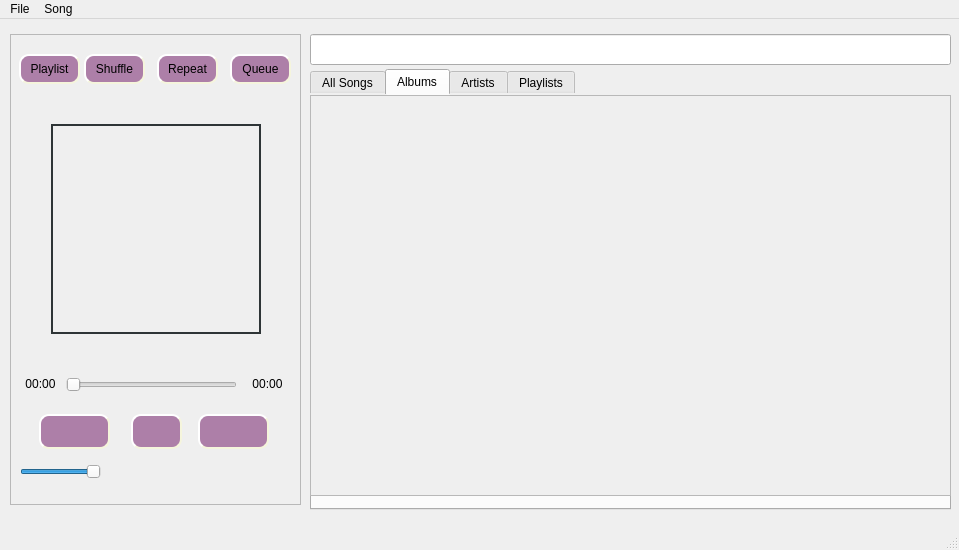
Old version of the form src/player.ui in the repository pirxus/waPlayer.
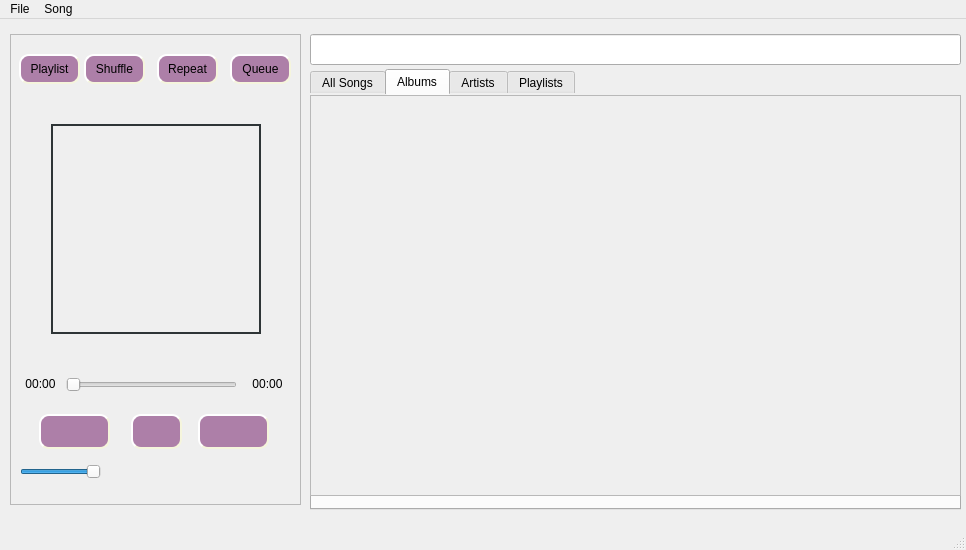
New version of the form. The open tabs and pages were chosen to show the change. Icons and pictures are not drawn.

Diff of the .ui file:
```diff
--- a/src/player.ui
+++ b/src/player.ui
@@ -6,7 +6,7 @@
    <rect>
     <x>0</x>
     <y>0</y>
-    <width>959</width>
+    <width>966</width>
     <height>550</height>
    </rect>
   </property>
@@ -60,7 +60,7 @@
      <rect>
       <x>310</x>
       <y>50</y>
-      <width>641</width>
+      <width>651</width>
       <height>441</height>
      </rect>
     </property>
@@ -188,7 +188,7 @@
        <rect>
         <x>0</x>
         <y>0</y>
-        <width>641</width>
+        <width>651</width>
         <height>401</height>
        </rect>
       </property>
@@ -200,8 +200,8 @@
         <rect>
          <x>0</x>
          <y>0</y>
-         <width>639</width>
-         <height>399</height>
+         <width>647</width>
+         <height>397</height>
         </rect>
        </property>
       </widget>
@@ -554,7 +554,7 @@
      <rect>
       <x>310</x>
       <y>15</y>
-      <width>641</width>
+      <width>651</width>
       <height>31</height>
      </rect>
     </property>
@@ -568,7 +568,7 @@
     <rect>
      <x>0</x>
      <y>0</y>
-     <width>959</width>
+     <width>966</width>
      <height>29</height>
     </rect>
    </property>
```
Left out of the diff: 6 changed lines with no effect on the pictures.
